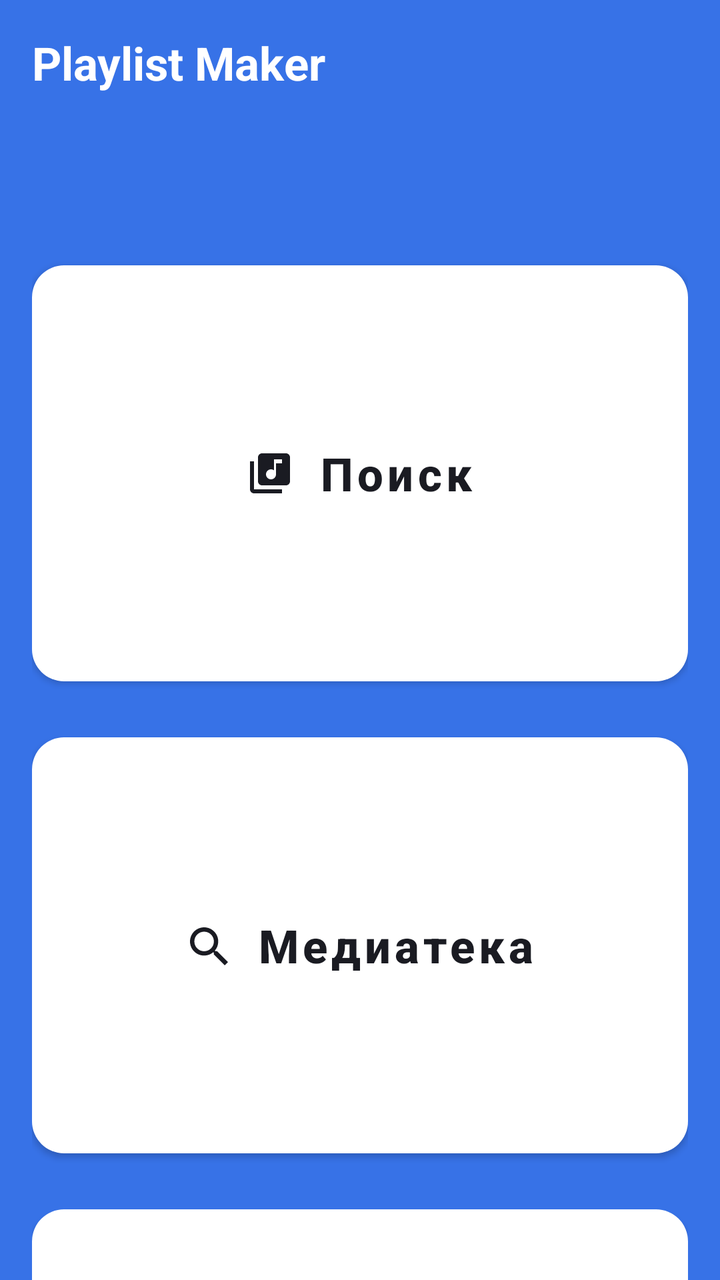
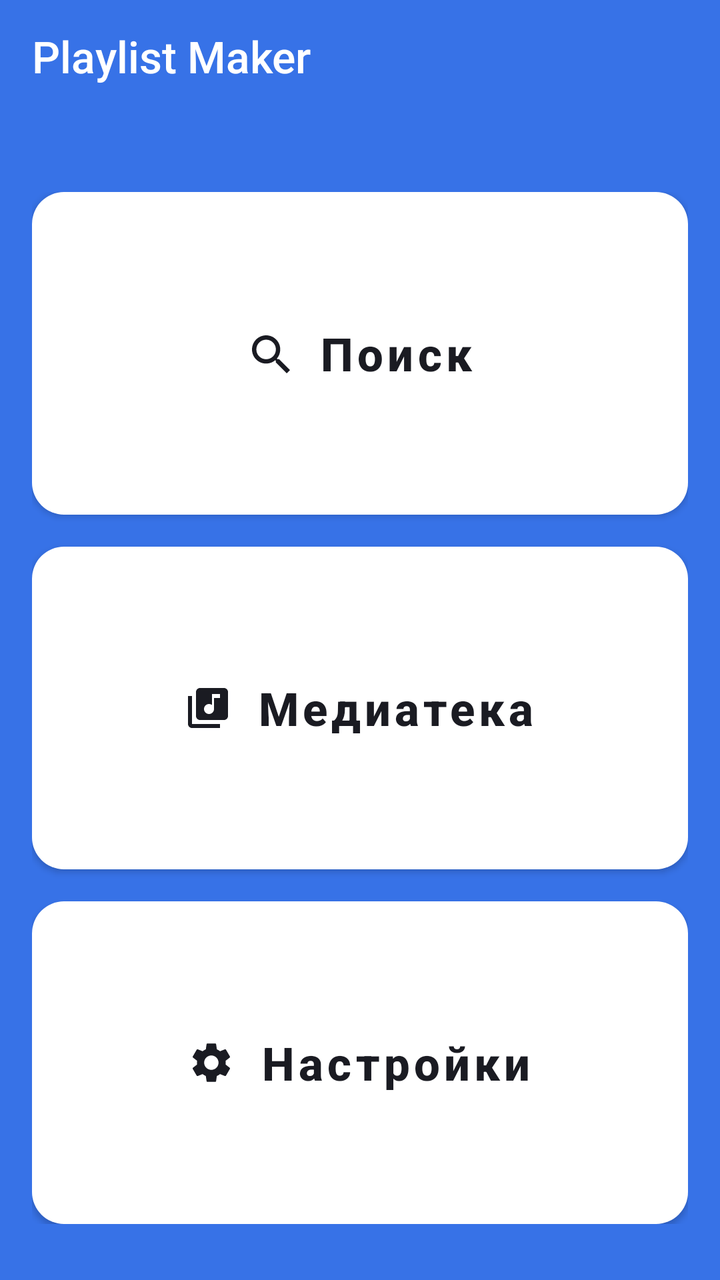

The first picture is an Android layout as it rendered before a commit; the second is the same layout after the commit. The layout source and the unified diff follow.
<!-- AndroidManifest.xml: application theme Theme.MaterialComponents.DayNight.NoActionBar -->
<!-- res/layout/activity_main.xml -->
<?xml version="1.0" encoding="utf-8"?>
<LinearLayout xmlns:android="http://schemas.android.com/apk/res/android"
    xmlns:app="http://schemas.android.com/apk/res-auto"
    android:layout_width="match_parent"
    android:layout_height="match_parent"
    android:background="@color/background_blue"
    android:orientation="vertical"
    android:paddingHorizontal="@dimen/margin_16"
    android:paddingTop="@dimen/margin_16">

    

    

    <TextView
        android:layout_width="wrap_content"
        android:layout_height="wrap_content"
        android:text="@string/app_name"
        android:textColor="@color/white"
        android:textSize="@dimen/text_size_23"
        android:textStyle="bold" />

    <LinearLayout
        android:layout_width="match_parent"
        android:layout_height="match_parent"
        android:layout_marginTop="@dimen/margin_top_80"
        android:orientation="vertical">

        

        

        <com.google.android.material.button.MaterialButton
            android:id="@+id/button_search"
            android:layout_width="match_parent"
            android:layout_height="@dimen/button_height_220"
            android:text="@string/menu_search"
            android:textAllCaps="false"
            android:textColor="@color/background_dark"
            android:textSize="@dimen/text_size_23"
            android:textStyle="bold"
            app:backgroundTint="@color/white"
            app:cornerRadius="16dp"
            app:icon="@drawable/inactive"
            app:iconGravity="textStart"
            app:iconPadding="12dp"
            app:iconTint="@color/background_dark" />

        <com.google.android.material.button.MaterialButton
            android:id="@+id/button_media"
            android:layout_width="match_parent"
            android:layout_height="@dimen/button_height_220"
            android:layout_marginTop="@dimen/margin_16"
            android:text="@string/menu_media"
            android:textAllCaps="false"
            android:textColor="@color/background_dark"
            android:textSize="@dimen/text_size_23"
            android:textStyle="bold"
            app:backgroundTint="@color/white"
            app:cornerRadius="16dp"
            app:icon="@drawable/search"
            app:iconGravity="textStart"
            app:iconPadding="12dp"
            app:iconTint="@color/background_dark" />

        
        <com.google.android.material.button.MaterialButton
            android:id="@+id/button_settings"
            android:layout_width="match_parent"
            android:layout_height="@dimen/button_height_220"
            android:layout_marginTop="@dimen/margin_16"
            android:text="@string/menu_settings"
            android:textAllCaps="false"
            android:textColor="@color/background_dark"
            android:textSize="@dimen/text_size_23"
            android:textStyle="bold"
            app:backgroundTint="@color/white"
            app:cornerRadius="16dp"
            app:icon="@drawable/settings"
            app:iconGravity="textStart"
            app:iconPadding="12dp"
            app:iconTint="@color/background_dark" />

    </LinearLayout>

</LinearLayout>
<!-- resources referenced by this layout -->
<resources>
  <color name="background_blue">#3772E7</color>
  <color name="background_dark">#1A1B22</color>
  <color name="white">#FFFFFFFF</color>
  <dimen name="button_height_220">220dp</dimen>
  <dimen name="margin_16">16dp</dimen>
  <dimen name="margin_top_80">80dp</dimen>
  <dimen name="text_size_23">23sp</dimen>
  <!-- drawable inactive (drawable) -->
  <vector xmlns:android="http://schemas.android.com/apk/res/android"
      android:width="24dp"
      android:height="24dp"
      android:viewportWidth="24"
      android:viewportHeight="24">
    <path
        android:fillColor="#1A1B22"
        android:pathData="M20,2H8C6.9,2 6,2.9 6,4V16C6,17.1 6.9,18 8,18H20C21.1,18 22,17.1 22,16V4C22,2.9 21.1,2 20,2ZM18,7H15V12.5C15,13.88 13.88,15 12.5,15C11.12,15 10,13.88 10,12.5C10,11.12 11.12,10 12.5,10C13.07,10 13.58,10.19 14,10.51V5H18V7ZM4,6H2V20C2,21.1 2.9,22 4,22H18V20H4V6Z"/>
  </vector>
  <!-- drawable search (drawable) -->
  <vector xmlns:android="http://schemas.android.com/apk/res/android"
      android:width="24dp"
      android:height="24dp"
      android:viewportWidth="24"
      android:viewportHeight="24">
    <path
        android:fillColor="#1A1B22"
        android:pathData="M16.5792,14.9497H15.721L15.4168,14.6564C16.4814,13.418 17.1224,11.8102 17.1224,10.0612C17.1224,6.16124 13.9611,3 10.0612,3C6.16124,3 3,6.16124 3,10.0612C3,13.9611 6.16124,17.1224 10.0612,17.1224C11.8102,17.1224 13.418,16.4814 14.6564,15.4168L14.9497,15.721V16.5792L20.3814,22L22,20.3814L16.5792,14.9497V14.9497ZM10.0612,14.9497C7.3562,14.9497 5.17267,12.7662 5.17267,10.0612C5.17267,7.3562 7.3562,5.17267 10.0612,5.17267C12.7662,5.17267 14.9497,7.3562 14.9497,10.0612C14.9497,12.7662 12.7662,14.9497 10.0612,14.9497Z"/>
  </vector>
  <!-- drawable settings (drawable) -->
  <vector xmlns:android="http://schemas.android.com/apk/res/android"
      android:width="24dp"
      android:height="24dp"
      android:viewportWidth="24"
      android:viewportHeight="24">
    <path
        android:fillColor="#1A1B22"
        android:pathData="M19.1401,12.9399C19.1801,12.6399 19.2001,12.3299 19.2001,11.9999C19.2001,11.6799 19.1801,11.3599 19.1301,11.0599L21.1601,9.4799C21.3401,9.3399 21.3901,9.0699 21.2801,8.8699L19.3601,5.5499C19.2401,5.3299 18.9901,5.2599 18.7701,5.3299L16.3801,6.2899C15.8801,5.9099 15.3501,5.5899 14.7601,5.3499L14.4001,2.8099C14.3601,2.5699 14.1601,2.3999 13.9201,2.3999H10.0801C9.84011,2.3999 9.65011,2.5699 9.61011,2.8099L9.25011,5.3499C8.66011,5.5899 8.12011,5.9199 7.63011,6.2899L5.24011,5.3299C5.02011,5.2499 4.77011,5.3299 4.65011,5.5499L2.74011,8.8699C2.62011,9.0799 2.66011,9.3399 2.86011,9.4799L4.89011,11.0599C4.84011,11.3599 4.80011,11.6899 4.80011,11.9999C4.80011,12.3099 4.82011,12.6399 4.87011,12.9399L2.84011,14.5199C2.66011,14.6599 2.61011,14.9299 2.72011,15.1299L4.64011,18.4499C4.76011,18.6699 5.01011,18.7399 5.23011,18.6699L7.62011,17.7099C8.12011,18.0899 8.65011,18.4099 9.24011,18.6499L9.60011,21.1899C9.65011,21.4299 9.84011,21.5999 10.0801,21.5999H13.9201C14.1601,21.5999 14.3601,21.4299 14.3901,21.1899L14.7501,18.6499C15.3401,18.4099 15.8801,18.0899 16.3701,17.7099L18.7601,18.6699C18.9801,18.7499 19.2301,18.6699 19.3501,18.4499L21.2701,15.1299C21.3901,14.9099 21.3401,14.6599 21.1501,14.5199L19.1401,12.9399ZM12.0001,15.5999C10.0201,15.5999 8.40011,13.9799 8.40011,11.9999C8.40011,10.0199 10.0201,8.3999 12.0001,8.3999C13.9801,8.3999 15.6001,10.0199 15.6001,11.9999C15.6001,13.9799 13.9801,15.5999 12.0001,15.5999Z"/>
  </vector>
  <string name="app_name">Playlist Maker</string>
  <string name="menu_media">Медиатека</string>
  <string name="menu_search">Поиск</string>
  <string name="menu_settings">Настройки</string>
</resources>

<!-- the commit's change to res/layout/activity_main.xml (unified diff, before → after) -->
@@ -4,83 +4,100 @@
     android:layout_width="match_parent"
     android:layout_height="match_parent"
     android:background="@color/background_blue"
-    android:orientation="vertical"
-    android:paddingHorizontal="@dimen/margin_16"
-    android:paddingTop="@dimen/margin_16">
+    android:orientation="vertical">
 
     
+    <RelativeLayout
+        android:id="@+id/panel_header"
+        android:layout_width="match_parent"
+        android:layout_height="@dimen/header_height"
+        android:paddingStart="@dimen/padding_horizontal"
+        android:paddingEnd="@dimen/padding_horizontal"
+        android:paddingTop="@dimen/padding_top_small">
+
+        <TextView
+            android:layout_width="wrap_content"
+            android:layout_height="wrap_content"
+            android:layout_centerVertical="true"
+            android:fontFamily="sans-serif-medium"
+            android:text="@string/header_title"
+            android:textColor="@color/white"
+            android:textSize="@dimen/header_text_size" />
+
+    </RelativeLayout>
 
     
-
-    <TextView
-        android:layout_width="wrap_content"
-        android:layout_height="wrap_content"
-        android:text="@string/app_name"
-        android:textColor="@color/white"
-        android:textSize="@dimen/text_size_23"
-        android:textStyle="bold" />
-
     <LinearLayout
         android:layout_width="match_parent"
-        android:layout_height="match_parent"
-        android:layout_marginTop="@dimen/margin_top_80"
-        android:orientation="vertical">
+        android:layout_height="0dp"
+        android:layout_weight="1"
+        android:layout_marginTop="@dimen/margin_top_large"
+        android:orientation="vertical"
+        android:paddingStart="@dimen/padding_horizontal"
+        android:paddingEnd="@dimen/padding_horizontal"
+        android:paddingBottom="@dimen/padding_bottom_large">
 
         
-
-        
-
         <com.google.android.material.button.MaterialButton
             android:id="@+id/button_search"
             android:layout_width="match_parent"
-            android:layout_height="@dimen/button_height_220"
+            android:layout_height="0dp"
+            android:layout_weight="1"
+            android:layout_marginBottom="@dimen/margin_standard"
             android:text="@string/menu_search"
             android:textAllCaps="false"
             android:textColor="@color/background_dark"
-            android:textSize="@dimen/text_size_23"
+            android:textSize="@dimen/text_size_button"
             android:textStyle="bold"
+            android:insetTop="0dp"
+            android:insetBottom="0dp"
             app:backgroundTint="@color/white"
-            app:cornerRadius="16dp"
-            app:icon="@drawable/inactive"
+            app:cornerRadius="@dimen/button_corner_radius"
+            app:icon="@drawable/search"
             app:iconGravity="textStart"
-            app:iconPadding="12dp"
+            app:iconPadding="@dimen/icon_padding"
             app:iconTint="@color/background_dark" />
 
+        
         <com.google.android.material.button.MaterialButton
             android:id="@+id/button_media"
             android:layout_width="match_parent"
-            android:layout_height="@dimen/button_height_220"
-            android:layout_marginTop="@dimen/margin_16"
+            android:layout_height="0dp"
+            android:layout_weight="1"
+            android:layout_marginBottom="@dimen/margin_standard"
             android:text="@string/menu_media"
             android:textAllCaps="false"
             android:textColor="@color/background_dark"
-            android:textSize="@dimen/text_size_23"
+            android:textSize="@dimen/text_size_button"
             android:textStyle="bold"
+            android:insetTop="0dp"
+            android:insetBottom="0dp"
             app:backgroundTint="@color/white"
-            app:cornerRadius="16dp"
-            app:icon="@drawable/search"
+            app:cornerRadius="@dimen/button_corner_radius"
+            app:icon="@drawable/inactive"
             app:iconGravity="textStart"
-            app:iconPadding="12dp"
+            app:iconPadding="@dimen/icon_padding"
             app:iconTint="@color/background_dark" />
 
         
         <com.google.android.material.button.MaterialButton
             android:id="@+id/button_settings"
             android:layout_width="match_parent"
-            android:layout_height="@dimen/button_height_220"
-            android:layout_marginTop="@dimen/margin_16"
+            android:layout_height="0dp"
+            android:layout_weight="1"
             android:text="@string/menu_settings"
             android:textAllCaps="false"
             android:textColor="@color/background_dark"
-            android:textSize="@dimen/text_size_23"
+            android:textSize="@dimen/text_size_button"
             android:textStyle="bold"
+            android:insetTop="0dp"
+            android:insetBottom="0dp"
             app:backgroundTint="@color/white"
-            app:cornerRadius="16dp"
+            app:cornerRadius="@dimen/button_corner_radius"
             app:icon="@drawable/settings"
             app:iconGravity="textStart"
-            app:iconPadding="12dp"
+            app:iconPadding="@dimen/icon_padding"
             app:iconTint="@color/background_dark" />
 
     </LinearLayout>
-
 </LinearLayout>
<!-- resource entries referenced after the edit -->
@@ -3,10 +3,16 @@
   <color name="background_blue">#3772E7</color>
   <color name="background_dark">#1A1B22</color>
   <color name="white">#FFFFFFFF</color>
-  <dimen name="button_height_220">220dp</dimen>
-  <dimen name="margin_16">16dp</dimen>
-  <dimen name="margin_top_80">80dp</dimen>
-  <dimen name="text_size_23">23sp</dimen>
+  <dimen name="button_corner_radius">16dp</dimen>
+  <dimen name="header_height">56dp</dimen>
+  <dimen name="header_text_size">22sp</dimen>
+  <dimen name="icon_padding">12dp</dimen>
+  <dimen name="margin_standard">16dp</dimen>
+  <dimen name="margin_top_large">40dp</dimen>
+  <dimen name="padding_bottom_large">28dp</dimen>
+  <dimen name="padding_horizontal">16dp</dimen>
+  <dimen name="padding_top_small">14dp</dimen>
+  <dimen name="text_size_button">23sp</dimen>
   <!-- drawable inactive (drawable) -->
   <vector xmlns:android="http://schemas.android.com/apk/res/android"
       android:width="24dp"
@@ -37,7 +43,7 @@
         android:fillColor="#1A1B22"
         android:pathData="M19.1401,12.9399C19.1801,12.6399 19.2001,12.3299 19.2001,11.9999C19.2001,11.6799 19.1801,11.3599 19.1301,11.0599L21.1601,9.4799C21.3401,9.3399 21.3901,9.0699 21.2801,8.8699L19.3601,5.5499C19.2401,5.3299 18.9901,5.2599 18.7701,5.3299L16.3801,6.2899C15.8801,5.9099 15.3501,5.5899 14.7601,5.3499L14.4001,2.8099C14.3601,2.5699 14.1601,2.3999 13.9201,2.3999H10.0801C9.84011,2.3999 9.65011,2.5699 9.61011,2.8099L9.25011,5.3499C8.66011,5.5899 8.12011,5.9199 7.63011,6.2899L5.24011,5.3299C5.02011,5.2499 4.77011,5.3299 4.65011,5.5499L2.74011,8.8699C2.62011,9.0799 2.66011,9.3399 2.86011,9.4799L4.89011,11.0599C4.84011,11.3599 4.80011,11.6899 4.80011,11.9999C4.80011,12.3099 4.82011,12.6399 4.87011,12.9399L2.84011,14.5199C2.66011,14.6599 2.61011,14.9299 2.72011,15.1299L4.64011,18.4499C4.76011,18.6699 5.01011,18.7399 5.23011,18.6699L7.62011,17.7099C8.12011,18.0899 8.65011,18.4099 9.24011,18.6499L9.60011,21.1899C9.65011,21.4299 9.84011,21.5999 10.0801,21.5999H13.9201C14.1601,21.5999 14.3601,21.4299 14.3901,21.1899L14.7501,18.6499C15.3401,18.4099 15.8801,18.0899 16.3701,17.7099L18.7601,18.6699C18.9801,18.7499 19.2301,18.6699 19.3501,18.4499L21.2701,15.1299C21.3901,14.9099 21.3401,14.6599 21.1501,14.5199L19.1401,12.9399ZM12.0001,15.5999C10.0201,15.5999 8.40011,13.9799 8.40011,11.9999C8.40011,10.0199 10.0201,8.3999 12.0001,8.3999C13.9801,8.3999 15.6001,10.0199 15.6001,11.9999C15.6001,13.9799 13.9801,15.5999 12.0001,15.5999Z"/>
   </vector>
-  <string name="app_name">Playlist Maker</string>
+  <string name="header_title">Playlist Maker</string>
   <string name="menu_media">Медиатека</string>
   <string name="menu_search">Поиск</string>
   <string name="menu_settings">Настройки</string>
